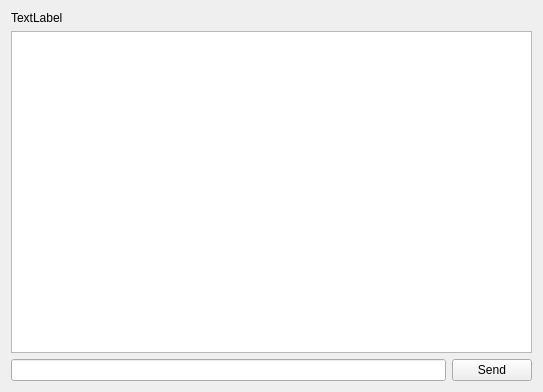
MrVolot/WidgetClient, file Widget_Client/Chat.ui: the form before one commit.
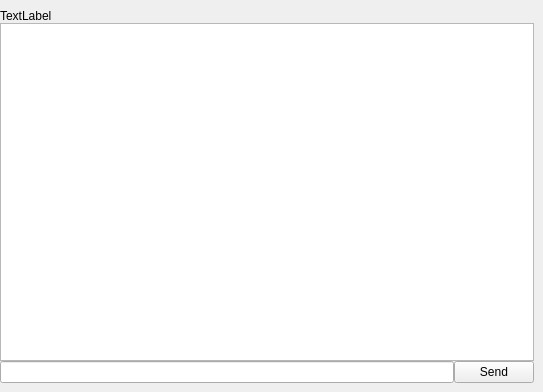
The form after the commit.

```diff
--- a/Widget_Client/Chat.ui
+++ b/Widget_Client/Chat.ui
@@ -12,7 +12,13 @@
   </property>
   <property name="minimumSize">
    <size>
-    <width>200</width>
+    <width>0</width>
+    <height>0</height>
+   </size>
+  </property>
+  <property name="baseSize">
+   <size>
+    <width>0</width>
     <height>0</height>
    </size>
   </property>
@@ -20,13 +26,46 @@
    <string>Form</string>
   </property>
   <layout class="QVBoxLayout" name="verticalLayout_3">
+   <property name="spacing">
+    <number>0</number>
+   </property>
+   <property name="leftMargin">
+    <number>0</number>
+   </property>
+   <property name="topMargin">
+    <number>9</number>
+   </property>
+   <property name="rightMargin">
+    <number>9</number>
+   </property>
+   <property name="bottomMargin">
+    <number>9</number>
+   </property>
    <item>
     <layout class="QVBoxLayout" name="verticalLayout_2">
+     <property name="spacing">
+      <number>0</number>
+     </property>
+     <property name="leftMargin">
+      <number>0</number>
+     </property>
+     <property name="topMargin">
+      <number>0</number>
+     </property>
+     <property name="rightMargin">
+      <number>0</number>
+     </property>
+     <property name="bottomMargin">
+      <number>0</number>
+     </property>
      <item>
       <widget class="QLabel" name="receiverName">
        <property name="text">
         <string>TextLabel</string>
        </property>
+       <property name="margin">
+        <number>20</number>
+       </property>
       </widget>
      </item>
      <item>
@@ -34,6 +73,9 @@
      </item>
      <item>
       <layout class="QHBoxLayout" name="horizontalLayout">
+       <property name="spacing">
+        <number>0</number>
+       </property>
        <item>
         <widget class="QLineEdit" name="msgFiled"/>
        </item>
```
